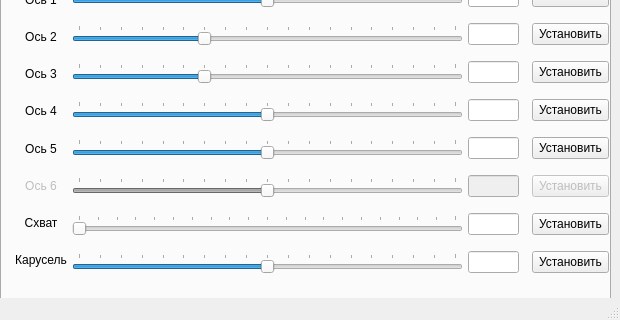
Xeont88/Optima2-Controller, file OptimaController_v0_10/ui_desig_v0_11.ui: the form before one commit; both pictures show x 0 to 620 and y 140 to 460 of the 620 by 460 pixel window.
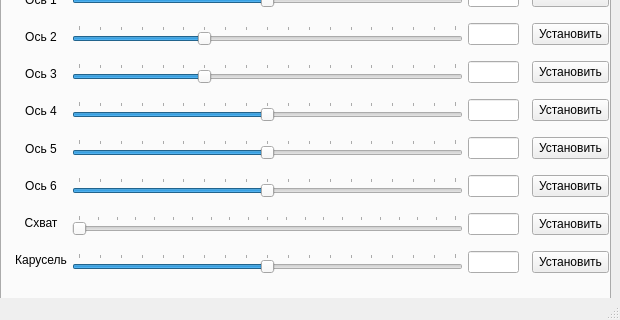
The form after the commit. Icons and pictures are not drawn.

```diff
--- a/OptimaController_v0_10/ui_desig_v0_11.ui
+++ b/OptimaController_v0_10/ui_desig_v0_11.ui
@@ -111,7 +111,7 @@
        <item>
         <widget class="QPushButton" name="pushButton_6">
          <property name="enabled">
-          <bool>false</bool>
+          <bool>true</bool>
          </property>
          <property name="text">
           <string>Установить</string>
@@ -182,7 +182,7 @@
        <item>
         <widget class="QLineEdit" name="lineEdit_6">
          <property name="enabled">
-          <bool>false</bool>
+          <bool>true</bool>
          </property>
          <property name="alignment">
           <set>Qt::AlignCenter</set>
@@ -331,7 +331,7 @@
        <item>
         <widget class="QSlider" name="servoSlider6">
          <property name="enabled">
-          <bool>false</bool>
+          <bool>true</bool>
          </property>
          <property name="minimum">
           <number>-90</number>
@@ -474,7 +474,7 @@
        <item>
         <widget class="QLabel" name="label_10">
          <property name="enabled">
-          <bool>false</bool>
+          <bool>true</bool>
          </property>
          <property name="text">
           <string>Ось 6</string>
```
